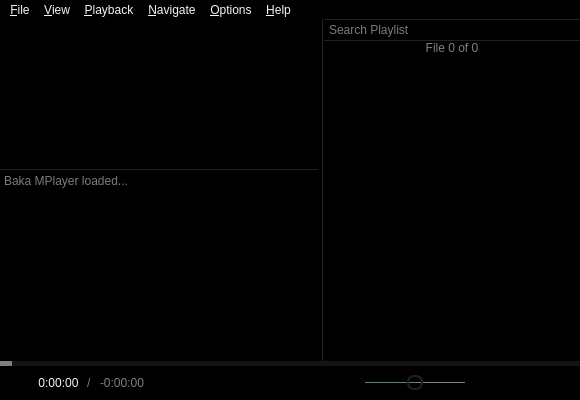
Before: the Qt Designer form Baka MPlayer/ui/mainwindow.ui in u8sand/Baka-MPlayer, drawn with Qt 5.
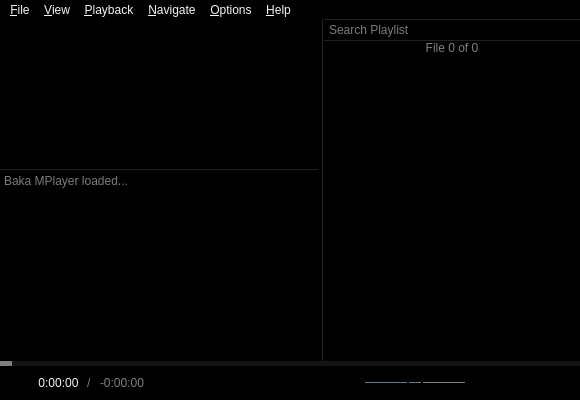
After: the same form once the commit is applied. Icons and pictures are not drawn. Custom widgets are drawn as their Qt base class.

Commit message: QPushButton: add stylesheet for default button

Diff of the .ui file:
```diff
--- a/Baka MPlayer/ui/mainwindow.ui
+++ b/Baka MPlayer/ui/mainwindow.ui
@@ -695,7 +695,7 @@
 QSlider::handle:horizontal {
 	background: qlineargradient(x1: 0, y1: 0, x2: 0, y2: 1,
 					stop: 0 silver, stop: 1 darkgray);
-	border: 2px solid #202020;
+	border: 2px solid black;
 	border-radius: 7px;
 	margin: -7px 0;
 	width: 12px;
```
Left out of the diff: 1 changed line with no effect on the pictures. The commit also changes 4 other files.
